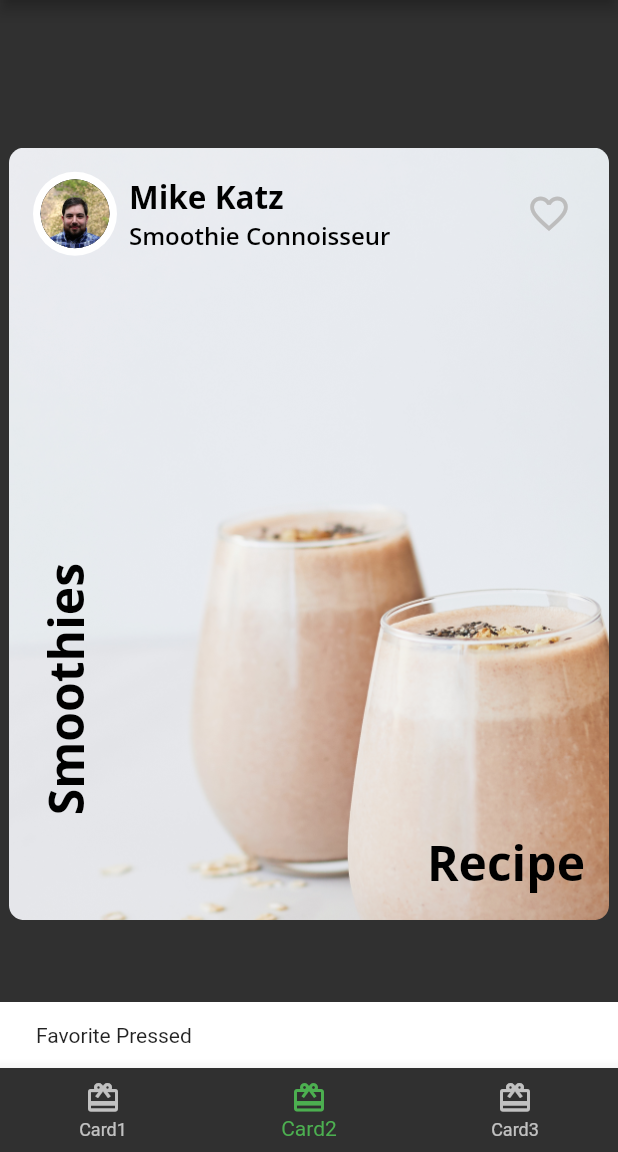
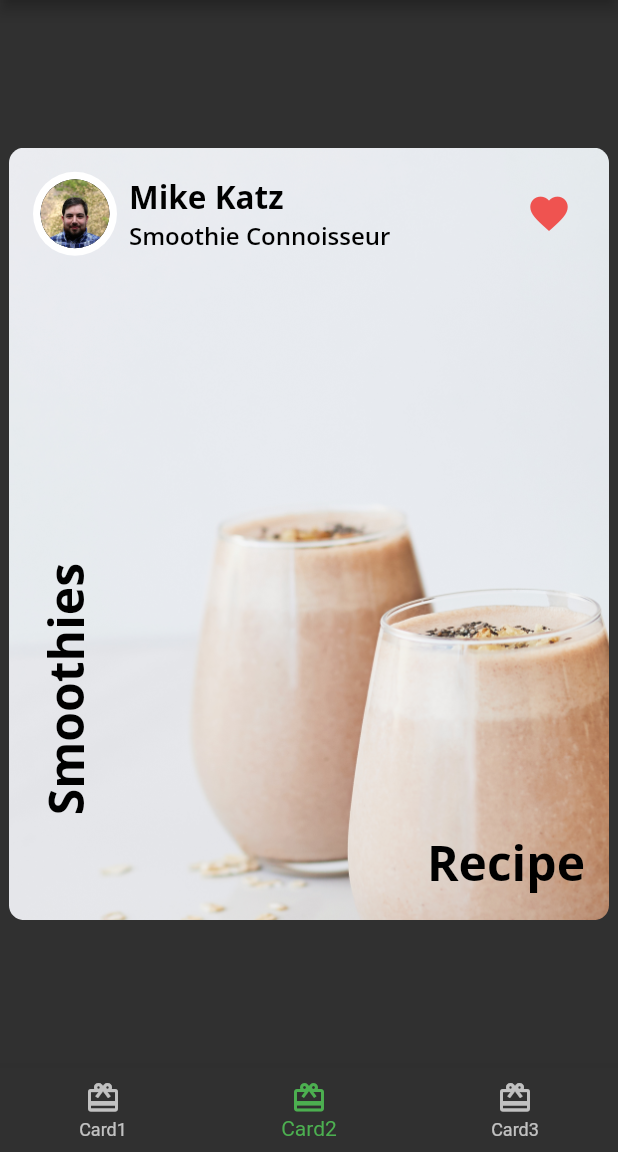
Before and after one commit to eguinosa/foodsocial-app, a Flutter app: the screen it shows after launch, item 2 of the bottom bar chosen, after a tap on the "favorite outline" icon, on a phone screen of 412 x 824 dp, the part 84-1236 px from its top. Run offline on Flutter 3.47's test engine with Material 2 defaults, Android fonts, the light colour scheme and no system bars; our stand-ins replace google_fonts.

Commit message:
Make the AuthorCard cass a StatefulWidget.

```diff
--- a/lib/author_card.dart
+++ b/lib/author_card.dart
@@ -6,7 +6,7 @@
 import 'circle_image.dart';
 
 
-class AuthorCard extends StatelessWidget {
+class AuthorCard extends StatefulWidget {
   final String authorName;
   final String title;
   final ImageProvider? imageProvider;
@@ -17,6 +17,13 @@
     required this.title,
     this.imageProvider,
   });
+
+  @override
+  State<AuthorCard> createState() => _AuthorCardState();
+}
+
+class _AuthorCardState extends State<AuthorCard> {
+  bool _isFavorited = false;
 
   @override
   Widget build(BuildContext context) {
@@ -30,7 +37,7 @@
           Row(
             children: [
               CircleImage(
-                imageProvider: imageProvider,
+                imageProvider: widget.imageProvider,
                 imageRadius: 28,
               ),
               const SizedBox(width: 8),
@@ -38,11 +45,11 @@
                 crossAxisAlignment: CrossAxisAlignment.start,
                 children: [
                   Text(
-                    authorName,
+                    widget.authorName,
                     style: FoodSocialTheme.lightTextTheme.headline2,
                   ),
                   Text(
-                    title,
+                    widget.title,
                     style: FoodSocialTheme.lightTextTheme.headline3,
                   ),
                 ],
@@ -51,12 +58,16 @@
           ),
           // Add IconButton.
           IconButton(
-            icon: const Icon(Icons.favorite_border),
+            // 1
+            icon: Icon(_isFavorited? Icons.favorite : Icons.favorite_border),
             iconSize: 30,
-            color: Colors.grey[400],
+            // 2
+            color: Colors.red[400],
             onPressed: () {
-              const snackBar = SnackBar(content: Text('Favorite Pressed'));
-              ScaffoldMessenger.of(context).showSnackBar(snackBar);
+              // 3
+              setState(() {
+                _isFavorited = !_isFavorited;
+              });
             },
           ),
         ],
```
